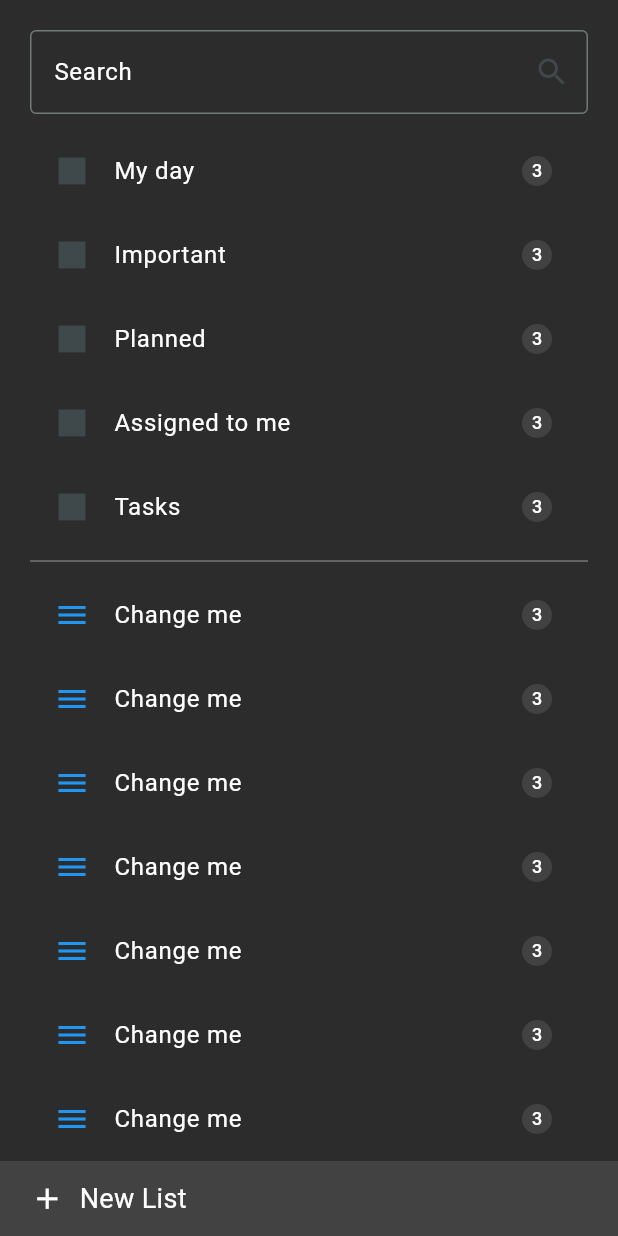
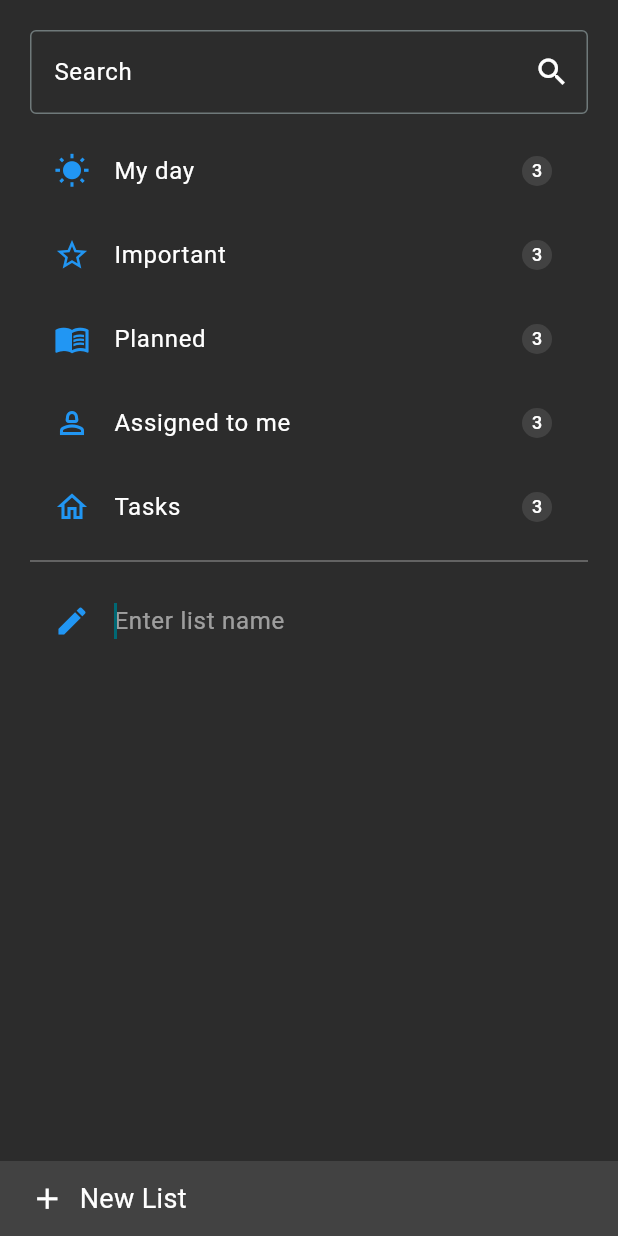
Before and after one commit to MRBRINE01/todo-list-flutter, a Flutter app: the screen it shows after launch, after a tap on "New List", on a phone screen of 412 x 824 dp. Run offline on Flutter 3.47's test engine with Material 3 defaults, Android fonts, the phone set to English and light mode, and no system bars.

Commit message:
Added functionalty to add new list and save them in a list

```diff
--- a/frontend/todo_list/lib/views/left_panel.dart
+++ b/frontend/todo_list/lib/views/left_panel.dart
@@ -9,6 +9,14 @@ class LeftPanel extends StatefulWidget {
 }
 
 class _LeftPanelState extends State<LeftPanel> {
+  List<IconData> defaltIcon = [
+    Icons.wb_sunny,
+    Icons.star_border,
+    Icons.menu_book,
+    Icons.person_2_outlined,
+    Icons.home_outlined
+  ];
+
   List<String> defaultList = [
     "My day",
     "Important",
@@ -17,10 +25,23 @@ class _LeftPanelState extends State<LeftPanel> {
     "Tasks"
   ];
 
-  NewListRepo newListRepo = new NewListRepo();
+  NewListRepo newListRepo = NewListRepo();
+
+  List<String> addedNewList = [];
+  bool isListAdd = false;
+
+  final TextEditingController NewListController = TextEditingController();
+
+  @override
+  void dispose() {
+    // TODO: implement dispose
+    NewListController.dispose();
+    super.dispose();
+  }
 
   @override
   Widget build(BuildContext context) {
+    int listCount = addedNewList.length + (isListAdd ? 1 : 0);
     return Scaffold(
       body: Stack(
         children: [
@@ -30,10 +51,14 @@ class _LeftPanelState extends State<LeftPanel> {
               children: [
                 TextField(
                   decoration: InputDecoration(
-                    suffixIcon: Icon(Icons.search),
+                    suffixIcon: Icon(
+                      Icons.search,
+                      color: Colors.white,
+                    ),
                     hintText: "Search",
                     hintStyle: TextStyle(color: Colors.white),
-                    border: OutlineInputBorder(),
+                    border: OutlineInputBorder(
+                        borderSide: BorderSide(color: Colors.white)),
                   ),
                 ),
                 SizedBox(
@@ -49,7 +74,10 @@ class _LeftPanelState extends State<LeftPanel> {
                             physics: NeverScrollableScrollPhysics(),
                             itemBuilder: (BuildContext context, int index) {
                               return ListTile(
-                                leading: Icon(Icons.square),
+                                leading: Icon(
+                                  defaltIcon[index],
+                                  color: Colors.blue,
+                                ),
                                 title: Text(defaultList[index],
                                     style: TextStyle(color: Colors.white)),
                                 trailing: CircleAvatar(
@@ -68,17 +96,42 @@ class _LeftPanelState extends State<LeftPanel> {
                           color: Colors.grey[600],
                         ),
                         ListView.builder(
-                            itemCount: 50,
-                            shrinkWrap: true,
-                            physics: NeverScrollableScrollPhysics(),
-                            itemBuilder: (BuildContext context, int index) {
+                          itemCount: listCount,
+                          shrinkWrap: true,
+                          physics: NeverScrollableScrollPhysics(),
+                          itemBuilder: (BuildContext context, int index) {
+                            if (isListAdd && index == addedNewList.length) {
+                              return ListTile(
+                                leading: Icon(
+                                  Icons.edit,
+                                  color: Colors.blue,
+                                ),
+                                title: TextField(
+                                  autofocus: true,
+                                  controller: NewListController,
+                                  onSubmitted: (value) {
+                                    setState(() {
+                                      addedNewList.add(value.trim());
+                                      isListAdd = false;
+                                      NewListController.clear();
+                                    });
+                                  },
+                                  decoration: InputDecoration(
+                                    hintText: "Enter list name",
+                                    hintStyle: TextStyle(color: Colors.white54),
+                                    border: InputBorder.none,
+                                  ),
+                                  style: TextStyle(color: Colors.white),
+                                ),
+                              );
+                            } else {
                               return ListTile(
                                 leading: Icon(
                                   Icons.menu,
                                   color: Colors.blue,
                                 ),
                                 title: Text(
-                                  "Change me",
+                                  addedNewList[index],
                                   style: TextStyle(color: Colors.white),
                                 ),
                                 trailing: CircleAvatar(
@@ -91,7 +144,9 @@ class _LeftPanelState extends State<LeftPanel> {
                                   ),
                                 ),
                               );
-                            }),
+                            }
+                          },
+                        ),
                       ],
                     ),
                   ),
@@ -105,7 +160,10 @@ class _LeftPanelState extends State<LeftPanel> {
             right: 0,
             child: InkWell(
               onTap: () {
-                newListRepo.createNewList("No work");
+                // newListRepo.createNewList("No work");
+                setState(() {
+                  isListAdd = true;
+                });
               },
               child: Container(
                 color: Colors.grey[800],
```
